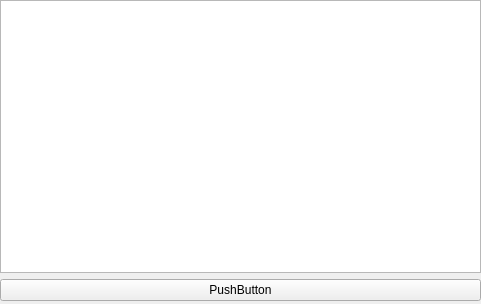
First picture: the form in resource/MyPlugin.ui, repository nigroup/ni_vision_gui, before the edit.
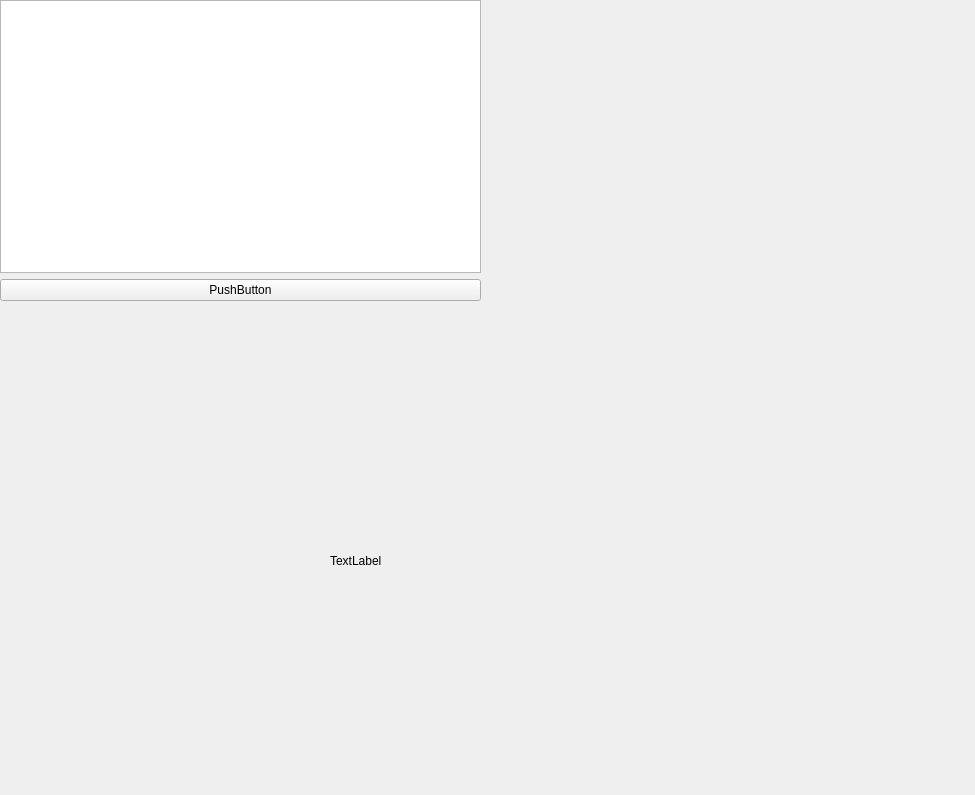
Second picture: the form after the edit.

Commit message: Signal added to callback function, basic image display works

```diff
--- a/resource/MyPlugin.ui
+++ b/resource/MyPlugin.ui
@@ -6,8 +6,8 @@
    <rect>
     <x>0</x>
     <y>0</y>
-    <width>481</width>
-    <height>304</height>
+    <width>975</width>
+    <height>795</height>
    </rect>
   </property>
   <property name="windowTitle">
@@ -35,6 +35,19 @@
     </item>
    </layout>
   </widget>
+  <widget class="QLabel" name="label2">
+   <property name="geometry">
+    <rect>
+     <x>330</x>
+     <y>370</y>
+     <width>591</width>
+     <height>381</height>
+    </rect>
+   </property>
+   <property name="text">
+    <string>TextLabel</string>
+   </property>
+  </widget>
  </widget>
  <resources/>
  <connections/>
```
The commit also changes 1 other file.
